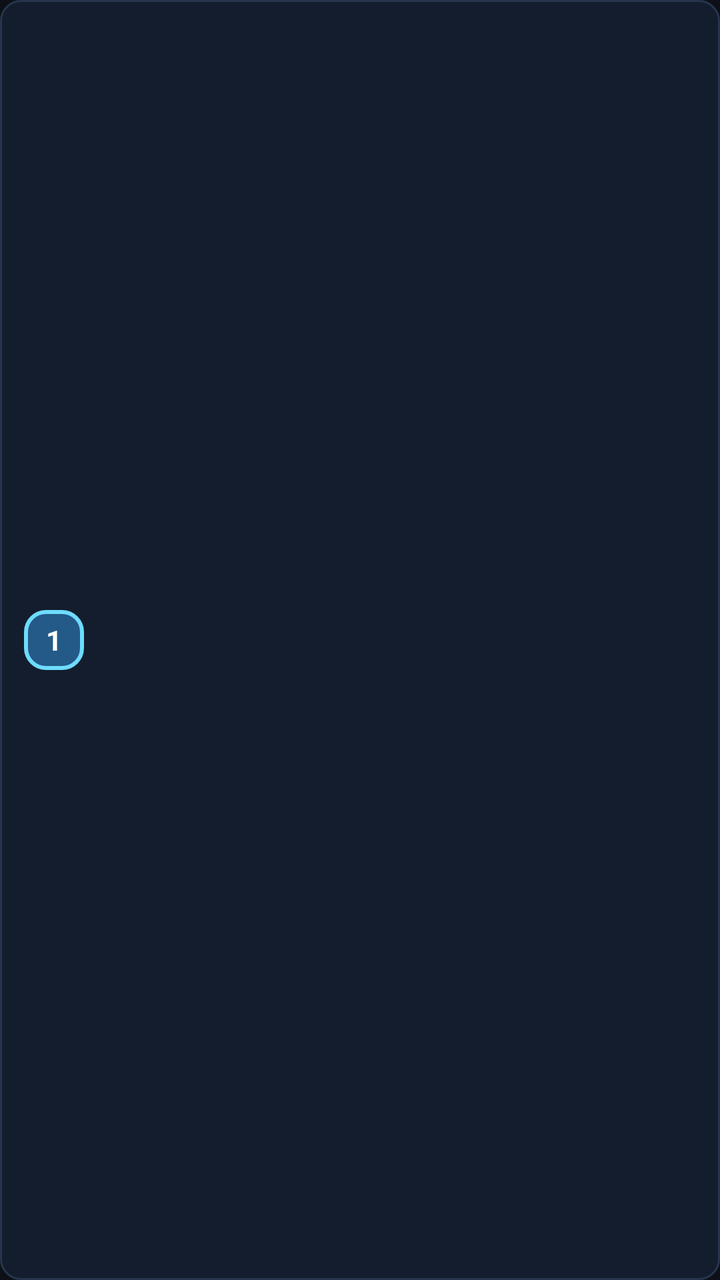
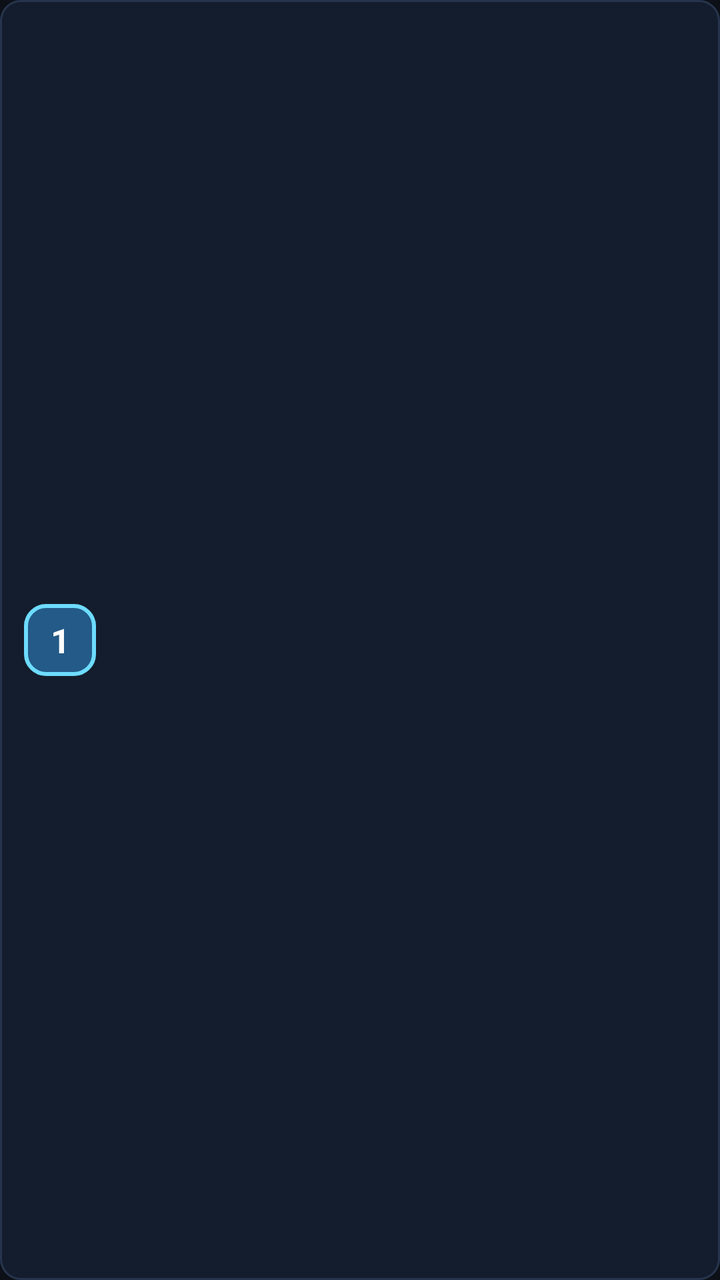

The first picture is an Android layout as it rendered before a commit; the second is the same layout after the commit. The layout source and the unified diff follow.
<!-- AndroidManifest.xml: application theme AppTheme -->
<!-- res/layout/item_live_category.xml -->
<LinearLayout xmlns:android="http://schemas.android.com/apk/res/android"
    android:id="@+id/categoryRow"
    android:layout_width="match_parent"
    android:layout_height="wrap_content"
    android:layout_marginVertical="2dp"
    android:background="@drawable/bg_live_category_default"
    android:clickable="true"
    android:focusable="true"
    android:focusableInTouchMode="true"
    android:gravity="center_vertical"
    android:layoutDirection="ltr"
    android:minHeight="48dp"
    android:orientation="horizontal"
    android:paddingHorizontal="12dp"
    android:paddingVertical="0dp">

    <TextView
        android:id="@+id/categoryNumber"
        android:layout_width="30dp"
        android:layout_height="30dp"
        android:background="@drawable/bg_category_number_default"
        android:gravity="center"
        android:text="1"
        android:textColor="@color/white"
        android:textSize="14sp"
        android:textStyle="bold" />

    <TextView
        android:id="@+id/categoryName"
        android:layout_width="0dp"
        android:layout_height="wrap_content"
        android:layout_marginStart="12dp"
        android:layout_weight="1"
        android:ellipsize="end"
        android:gravity="start"
        android:maxLines="1"
        android:textColor="@color/white"
        android:textSize="15sp"
        android:textStyle="bold" />

    <TextView
        android:id="@+id/categoryCount"
        android:layout_width="wrap_content"
        android:layout_height="wrap_content"
        android:layout_marginStart="10dp"
        android:ellipsize="end"
        android:gravity="center"
        android:maxLines="1"
        android:text=""
        android:textColor="#C8D9EC"
        android:textSize="12sp" />
</LinearLayout>
<!-- resources referenced by this layout -->
<resources>
  <color name="white">#FFFFFF</color>
  <!-- drawable bg_category_number_default (drawable) -->
  <shape xmlns:android="http://schemas.android.com/apk/res/android" android:shape="rectangle">
      <solid android:color="#235A87" />
      <stroke android:width="2dp" android:color="#6DDCFF" />
      <corners android:radius="10dp" />
  </shape>
  <!-- drawable bg_live_category_default (drawable) -->
  <?xml version="1.0" encoding="utf-8"?>
  <shape xmlns:android="http://schemas.android.com/apk/res/android" android:shape="rectangle">
      <corners android:radius="10dp" />
      <solid android:color="#141D2D" />
      <stroke android:width="1dp" android:color="#26354D" />
  </shape>
  <style name="AppTheme" parent="Theme.AppCompat.NoActionBar">
          
          <item name="colorPrimary">@color/primary_blue</item>
          <item name="colorPrimaryDark">@color/dark_background</item>
          <item name="colorAccent">@color/accent_blue</item>
  
          
          <item name="android:windowBackground">@color/dark_background</item>
          <item name="android:colorBackground">@color/dark_background</item>
  
          
          <item name="android:textColorPrimary">@color/text_primary</item>
          <item name="android:textColorSecondary">@color/text_secondary</item>
  
          
          <item name="android:windowDrawsSystemBarBackgrounds">true</item>
      </style>
  <color name="primary_blue">#2196F3</color>
  <color name="dark_background">#0D1117</color>
  <color name="accent_blue">#64B5F6</color>
  <color name="text_primary">#FFFFFF</color>
  <color name="text_secondary">#B0B0B0</color>
</resources>

<!-- the commit's change to res/layout/item_live_category.xml (unified diff, before → after) -->
@@ -16,26 +16,26 @@
 
     <TextView
         android:id="@+id/categoryNumber"
-        android:layout_width="30dp"
-        android:layout_height="30dp"
+        android:layout_width="36dp"
+        android:layout_height="36dp"
         android:background="@drawable/bg_category_number_default"
         android:gravity="center"
         android:text="1"
         android:textColor="@color/white"
-        android:textSize="14sp"
+        android:textSize="17sp"
         android:textStyle="bold" />
 
     <TextView
         android:id="@+id/categoryName"
         android:layout_width="0dp"
         android:layout_height="wrap_content"
-        android:layout_marginStart="12dp"
+        android:layout_marginStart="14dp"
         android:layout_weight="1"
         android:ellipsize="end"
         android:gravity="start"
         android:maxLines="1"
         android:textColor="@color/white"
-        android:textSize="15sp"
+        android:textSize="16sp"
         android:textStyle="bold" />
 
     <TextView
@@ -48,5 +48,5 @@
         android:maxLines="1"
         android:text=""
         android:textColor="#C8D9EC"
-        android:textSize="12sp" />
+        android:textSize="14sp" />
 </LinearLayout>
